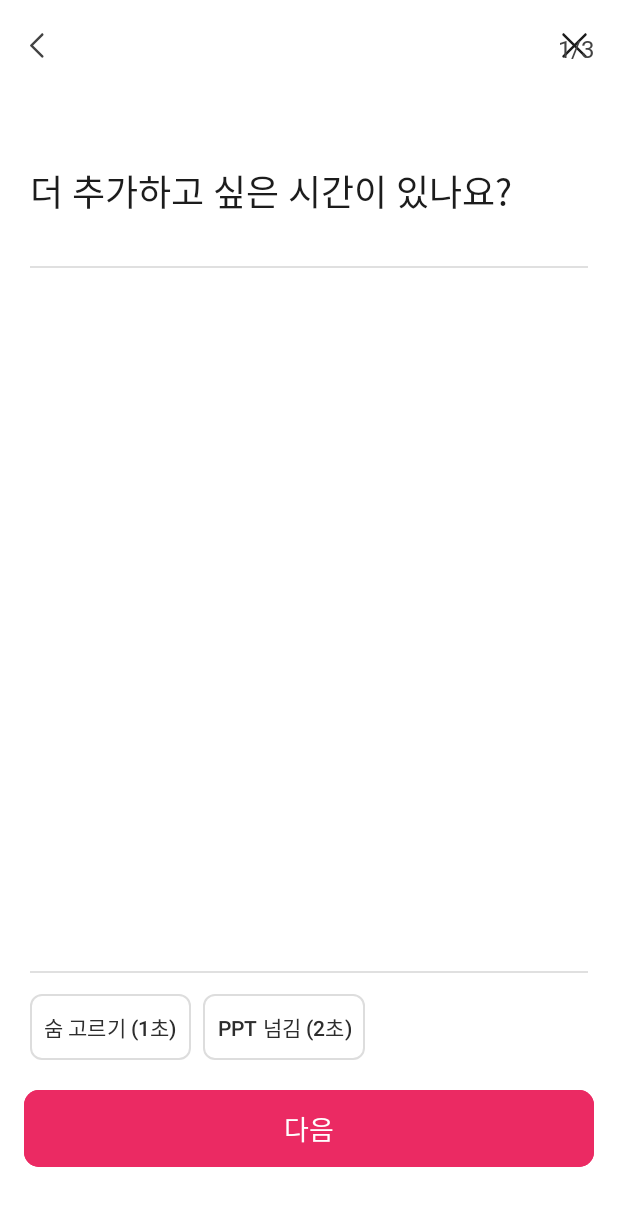
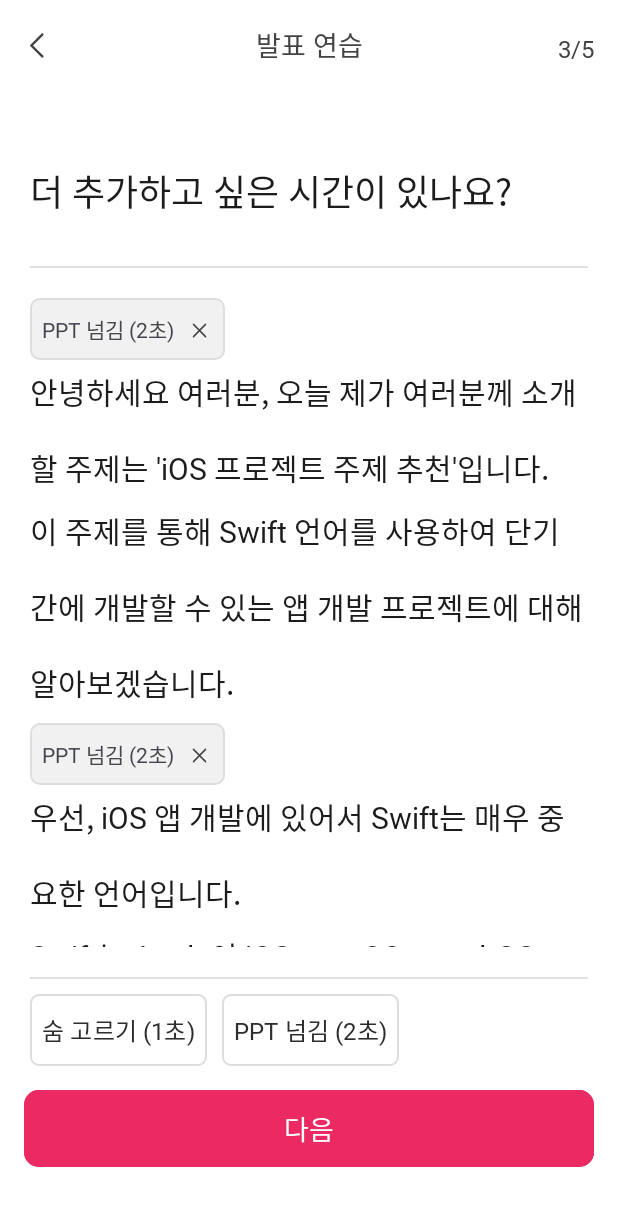
Before and after one commit to serioushyeon/MultiTypeRecyclerViewDragAndDrop, an Android app: the screen it shows after launch (MainActivity), on a phone screen of 412 x 824 dp. Shown: the top 1206 px of the screen. Run offline under Robolectric (Android 15) with nearby library versions, the phone set to English and light mode, and no system bars.

Commit message:
Feat: 외부에서 버튼 추가 및 삭제 기능 구현, 드래그로 순서 변경

```diff
--- a/app/src/main/java/com/serioushyeon/multityperecyclerviewdraganddrop/MainActivity.kt
+++ b/app/src/main/java/com/serioushyeon/multityperecyclerviewdraganddrop/MainActivity.kt
@@ -1,14 +1,20 @@
 package com.serioushyeon.multityperecyclerviewdraganddrop
 
+import android.content.ClipData
+import android.content.ClipDescription
+import android.os.Build
 import android.os.Bundle
+import android.view.View
 import androidx.activity.enableEdgeToEdge
 import androidx.appcompat.app.AppCompatActivity
 import androidx.core.view.ViewCompat
 import androidx.core.view.WindowInsetsCompat
+import androidx.recyclerview.widget.LinearLayoutManager
 import com.serioushyeon.multityperecyclerviewdraganddrop.databinding.ActivityMainBinding
 
 class MainActivity : AppCompatActivity() {
     lateinit var binding : ActivityMainBinding
+    private val items = mutableListOf<MultiTypeItem>()
     override fun onCreate(savedInstanceState: Bundle?) {
         super.onCreate(savedInstanceState)
         binding = ActivityMainBinding.inflate(layoutInflater)
@@ -19,5 +25,50 @@ class MainActivity : AppCompatActivity() {
             v.setPadding(systemBars.left, systemBars.top, systemBars.right, systemBars.bottom)
             insets
         }
+        initToolBar()
+        setupDragListeners()
+        initMultiTypeRecyclerView()
+    }
+    private fun initMultiTypeRecyclerView() {
+        binding.rvScript.layoutManager = LinearLayoutManager(this, LinearLayoutManager.VERTICAL, false)
+        items.add(MultiTypeItem.PPTButtonItem)
+        items.add(MultiTypeItem.TextItem("안녕하세요 여러분, 오늘 제가 여러분께 소개할 주제는 'iOS 프로젝트 주제 추천'입니다."))
+        items.add(MultiTypeItem.TextItem("이 주제를 통해 Swift 언어를 사용하여 단기간에 개발할 수 있는 앱 개발 프로젝트에 대해 알아보겠습니다."))
+        items.add(MultiTypeItem.PPTButtonItem)
+        items.add(MultiTypeItem.TextItem("우선, iOS 앱 개발에 있어서 Swift는 매우 중요한 언어입니다."))
+        items.add(MultiTypeItem.TextItem("Swift는 Apple이 iOS, macOS, watchOS, tvOS를 위해 만든 프로그래밍 언어로, 간결하면서도 강력한 기능을 제공합니다."))
+        items.add(MultiTypeItem.TextItem("Swift를 사용함으로써 개발자는 보다 빠르고 안정적인 앱을 개발할 수 있습니다."))
+        items.add(MultiTypeItem.TextItem("다음으로, 단기간 개발을 위한 프로젝트 아이디어를 몇 가지 소개하겠습니다."))
+        items.add(MultiTypeItem.TextItem("첫 번째 아이디어는 '일기장 앱'입니다. 사용자가 매일의 일기를 쓰고 사진을 첨부할 수 있는 간단한 앱입니다."))
+        items.add(MultiTypeItem.TextItem("이 프로젝트는 데이터 저장과 UI 디자인의 기본을 다루기 때문에 초보 개발자에게 적합합니다."))
+        items.add(MultiTypeItem.BreathButtonItem)
+        val multiTypeRecyclerViewAdapter = RecyclerViewAdapter(items)
+        binding.rvScript.adapter = multiTypeRecyclerViewAdapter
+    }
+    private fun setupDragListeners() {
+        val buttons = listOf(binding.btnFlowControllerBreath, binding.btnFlowControllerPpt)
+        buttons.forEach { button ->
+            button.setOnLongClickListener { view ->
+                val item = ClipData.Item(view.tag as? CharSequence)
+                val dragData = ClipData(view.tag.toString(), arrayOf(ClipDescription.MIMETYPE_TEXT_PLAIN), item)
+                val shadowBuilder = View.DragShadowBuilder(view)
+                if (Build.VERSION.SDK_INT >= Build.VERSION_CODES.R) {
+                    view.startDragAndDrop(dragData, shadowBuilder, view, 0)
+                } else {
+                    view.startDrag(dragData, shadowBuilder, view, 0)
+                }
+                true
+            }
+        }
+    }
+    private fun initToolBar() {
+        binding.toolbar.run {
+            buttonBack.visibility = View.VISIBLE
+            buttonClose.visibility = View.INVISIBLE
+            textViewTitle.visibility = View.VISIBLE
+            textViewTitle.text = "발표 연습"
+            textViewPage.visibility = View.VISIBLE
+            textViewPage.text = "3/5"
+        }
     }
 }
--- /dev/null
+++ b/app/src/main/java/com/serioushyeon/multityperecyclerviewdraganddrop/MultiTypeItem.kt
@@ -0,0 +1,8 @@
+package com.serioushyeon.multityperecyclerviewdraganddrop
+
+sealed class MultiTypeItem {
+    data class TextItem(val text: String): MultiTypeItem()
+    object BreathButtonItem : MultiTypeItem()
+    object PPTButtonItem : MultiTypeItem()
+    //object Divider: EditScriptItem()
+}
--- /dev/null
+++ b/app/src/main/java/com/serioushyeon/multityperecyclerviewdraganddrop/RecyclerViewAdapter.kt
@@ -0,0 +1,113 @@
+package com.serioushyeon.multityperecyclerviewdraganddrop
+
+import android.content.ClipData
+import android.content.ClipDescription
+import android.util.Log
+import android.view.LayoutInflater
+import android.view.MotionEvent
+import android.view.View
+import android.view.ViewGroup
+import android.widget.Button
+import android.widget.ImageView
+import android.widget.TextView
+import androidx.constraintlayout.widget.ConstraintLayout
+import androidx.recyclerview.widget.RecyclerView
+import com.serioushyeon.multityperecyclerviewdraganddrop.databinding.ItemSentenceItemBinding
+
+class RecyclerViewAdapter(private var items: MutableList<MultiTypeItem>) : RecyclerView.Adapter<RecyclerView.ViewHolder>(), View.OnTouchListener , View.OnLongClickListener {
+
+
+    companion object {
+        private const val TYPE_TEXT = 0
+        private const val TYPE_BREATH_BUTTON = 1
+        private const val TYPE_PPT_BUTTON = 2
+    }
+    override fun onCreateViewHolder(parent: ViewGroup, viewType: Int): RecyclerView.ViewHolder {
+        val layoutInflater = LayoutInflater.from(parent.context)
+        return when (viewType) {
+            TYPE_TEXT -> TextViewHolder(layoutInflater.inflate(R.layout.item_sentence_item, parent, false))
+            TYPE_BREATH_BUTTON -> BreathButtonViewHolder(layoutInflater.inflate(R.layout.item_breath_button, parent, false))
+            TYPE_PPT_BUTTON -> PPTButtonViewHolder(layoutInflater.inflate(R.layout.item_ppt_button, parent, false))
+            else -> throw IllegalArgumentException("Invalid view type")
+        }
+    }
+
+    override fun onBindViewHolder(holder: RecyclerView.ViewHolder, position: Int) {
+        when (holder) {
+            is TextViewHolder -> holder.bind((items[position] as MultiTypeItem.TextItem).text, this, position)
+            is BreathButtonViewHolder -> holder.bind(this, position)
+            is PPTButtonViewHolder -> holder.bind(this, position)
+        }
+    }
+    class TextViewHolder(itemView: View) : RecyclerView.ViewHolder(itemView) {
+        fun bind(text: String, adapter: RecyclerViewAdapter, position: Int) {
+            itemView.findViewById<TextView>(R.id.tv_rv_sentence).text = text
+            itemView.findViewById<ConstraintLayout>(R.id.cl_sentence).tag = position
+            itemView.findViewById<ConstraintLayout>(R.id.cl_sentence).setOnDragListener(DragListener())
+        }
+    }
+
+    class BreathButtonViewHolder(itemView: View) : RecyclerView.ViewHolder(itemView) {
+        fun bind(adapter: RecyclerViewAdapter, position: Int) {
+            itemView.findViewById<ConstraintLayout>(R.id.cl_breath_btn).tag = position
+            itemView.findViewById<ConstraintLayout>(R.id.btn_rv_breath).tag = position
+            itemView.findViewById<ConstraintLayout>(R.id.btn_rv_breath).setOnLongClickListener(adapter)
+            itemView.findViewById<ConstraintLayout>(R.id.cl_breath_btn).setOnDragListener(DragListener())
+            itemView.findViewById<ImageView>(R.id.iv_breath_delete).setOnClickListener{
+                adapter.removeItemAt(position)
+            }
+        }
+    }
+
+    class PPTButtonViewHolder(itemView: View) : RecyclerView.ViewHolder(itemView) {
+        fun bind(adapter: RecyclerViewAdapter, position: Int) {
+            itemView.findViewById<ConstraintLayout>(R.id.cl_ppt_btn).tag = position
+            itemView.findViewById<ConstraintLayout>(R.id.btn_rv_ppt).tag = position
+            itemView.findViewById<ConstraintLayout>(R.id.btn_rv_ppt).setOnLongClickListener(adapter)
+            itemView.findViewById<ConstraintLayout>(R.id.cl_ppt_btn).setOnDragListener(DragListener())
+            itemView.findViewById<ImageView>(R.id.iv_ppt_delete).setOnClickListener{
+                adapter.removeItemAt(position)
+            }
+        }
+    }
+    override fun getItemCount(): Int = items.size
+
+    override fun onTouch(v: View, event: MotionEvent): Boolean {
+        if (event.action == MotionEvent.ACTION_DOWN) {
+            val data = ClipData.newPlainText("", "")
+            val shadowBuilder = View.DragShadowBuilder(v)
+            v.startDragAndDrop(data, shadowBuilder, v, 0)
+            return true
+        }
+        return false
+    }
+    override fun onLongClick(v: View?): Boolean {
+        Log.d("", "Long")
+        val data = ClipData.newPlainText("", "")
+        val shadowBuilder = View.DragShadowBuilder(v)
+        v!!.startDragAndDrop(data, shadowBuilder, v.parent, 0)
+        return true
+    }
+
+    fun getList(): MutableList<MultiTypeItem> = items
+
+    fun updateList(list: MutableList<MultiTypeItem>) {
+        this.items = list
+    }
+
+    // 아이템 제거 메소드
+    fun removeItemAt(position: Int) {
+        if (position >= 0 && position < items.size) {
+            items.removeAt(position)
+            notifyItemRemoved(position)
+            notifyDataSetChanged()
+        }
+    }
+    override fun getItemViewType(position: Int): Int {
+        return when (items[position]) {
+            is MultiTypeItem.TextItem -> TYPE_TEXT
+            is MultiTypeItem.BreathButtonItem -> TYPE_BREATH_BUTTON
+            is MultiTypeItem.PPTButtonItem -> TYPE_PPT_BUTTON
+        }
+    }
+}
--- a/app/src/main/res/layout/activity_main.xml
+++ b/app/src/main/res/layout/activity_main.xml
@@ -48,13 +48,13 @@
         android:scrollbarThumbVertical="@color/primary"
         android:scrollbarTrackVertical="@color/gray3"
         android:scrollbars="vertical"
-        app:layout_constraintBottom_toTopOf="@+id/BottomDivider"
+        app:layout_constraintBottom_toTopOf="@+id/bottomDivider"
         app:layout_constraintEnd_toEndOf="parent"
         app:layout_constraintStart_toStartOf="parent"
         app:layout_constraintTop_toBottomOf="@+id/topDivider" />
 
     <View
-        android:id="@+id/BottomDivider"
+        android:id="@+id/bottomDivider"
         android:layout_width="match_parent"
         android:layout_height="1dp"
         android:layout_marginStart="20dp"
@@ -67,39 +67,23 @@
 
     <Button
         android:id="@+id/btn_flow_controller_breath"
-        android:layout_width="wrap_content"
-        android:layout_height="wrap_content"
+        style="@style/AddTimeButton"
         android:layout_marginStart="20dp"
         android:layout_marginBottom="16dp"
-        android:backgroundTint="@color/white"
-        android:paddingHorizontal="9dp"
-        android:paddingVertical="11dp"
-        android:tag="숨 고르기 (1초)"
-        android:text="숨 고르기 (1초)"
+        android:tag="@string/breathButton"
+        android:text="@string/breathButton"
         android:textColor="@color/input_text"
-        app:cornerRadius="8dp"
         app:layout_constraintBottom_toTopOf="@+id/btn_flow_controller_next"
-        app:layout_constraintStart_toStartOf="parent"
-        app:strokeColor="@color/gray2"
-        app:strokeWidth="1dp" />
+        app:layout_constraintStart_toStartOf="parent" />
 
     <Button
         android:id="@+id/btn_flow_controller_ppt"
-        android:layout_width="wrap_content"
-        android:layout_height="wrap_content"
-        android:layout_marginStart="8dp"
-        android:layout_marginBottom="16dp"
-        android:backgroundTint="@color/white"
-        android:paddingHorizontal="9dp"
-        android:paddingVertical="11dp"
-        android:tag="PPT 넘김 (2초)"
-        android:text="PPT 넘김 (2초)"
-        android:textColor="@color/input_text"
-        app:cornerRadius="8dp"
-        app:layout_constraintBottom_toTopOf="@+id/btn_flow_controller_next"
-        app:layout_constraintStart_toEndOf="@+id/btn_flow_controller_breath"
-        app:strokeColor="@color/gray2"
-        app:strokeWidth="1dp" />
+        style="@style/AddTimeButton"
+        android:layout_marginStart="10dp"
+        android:tag="@string/pptButton"
+        android:text="@string/pptButton"
+        app:layout_constraintBottom_toBottomOf="@+id/btn_flow_controller_breath"
+        app:layout_constraintStart_toEndOf="@+id/btn_flow_controller_breath" />
 
     <Button
         android:id="@+id/btn_flow_controller_next"
--- /dev/null
+++ b/app/src/main/res/layout/item_ppt_button.xml
@@ -0,0 +1,58 @@
+<?xml version="1.0" encoding="utf-8"?>
+<androidx.constraintlayout.widget.ConstraintLayout xmlns:android="http://schemas.android.com/apk/res/android"
+    xmlns:app="http://schemas.android.com/apk/res-auto"
+    android:id="@+id/cl_ppt_btn"
+    android:layout_width="match_parent"
+    android:layout_height="wrap_content">
+
+    <View
+        android:id="@+id/divider_ppt_top"
+        android:layout_width="match_parent"
+        android:layout_height="6dp"
+        android:background="@color/primary_disable"
+        android:visibility="gone"
+        app:layout_constraintEnd_toEndOf="parent"
+        app:layout_constraintStart_toStartOf="parent"
+        app:layout_constraintTop_toTopOf="parent" />
+
+    <androidx.constraintlayout.widget.ConstraintLayout
+        android:id="@+id/btn_rv_ppt"
+        android:layout_width="wrap_content"
+        android:layout_height="match_parent"
+        android:layout_marginBottom="6dp"
+        android:background="@drawable/background_add_time_button"
+        android:paddingHorizontal="8dp"
+        android:paddingVertical="10dp"
+        app:layout_constraintBottom_toBottomOf="parent"
+        app:layout_constraintStart_toStartOf="parent"
+        app:layout_constraintTop_toTopOf="parent">
+
+        <TextView
+            android:id="@+id/tv_rv_ppt"
+            android:layout_width="wrap_content"
+            android:layout_height="wrap_content"
+            android:text="@string/pptButton"
+            app:layout_constraintBottom_toBottomOf="parent"
+            app:layout_constraintStart_toStartOf="parent"
+            app:layout_constraintTop_toTopOf="parent" />
+
+        <ImageView
+            android:id="@+id/iv_ppt_delete"
+            android:layout_width="wrap_content"
+            android:layout_height="wrap_content"
+            android:layout_marginStart="8dp"
+            app:layout_constraintBottom_toBottomOf="@+id/tv_rv_ppt"
+            app:layout_constraintStart_toEndOf="@+id/tv_rv_ppt"
+            app:srcCompat="@drawable/ic_delete_time" />
+    </androidx.constraintlayout.widget.ConstraintLayout>
+
+    <View
+        android:id="@+id/divider_ppt_bottom"
+        android:layout_width="match_parent"
+        android:layout_height="6dp"
+        android:background="@color/primary_disable"
+        android:visibility="gone"
+        app:layout_constraintBottom_toBottomOf="parent"
+        app:layout_constraintEnd_toEndOf="parent"
+        app:layout_constraintStart_toStartOf="parent" />
+</androidx.constraintlayout.widget.ConstraintLayout>
--- /dev/null
+++ b/app/src/main/res/layout/item_sentence_item.xml
@@ -0,0 +1,42 @@
+<?xml version="1.0" encoding="utf-8"?>
+<androidx.constraintlayout.widget.ConstraintLayout xmlns:android="http://schemas.android.com/apk/res/android"
+    xmlns:app="http://schemas.android.com/apk/res-auto"
+    android:id="@+id/cl_sentence"
+    android:layout_width="match_parent"
+    android:layout_height="wrap_content">
+
+    <View
+        android:id="@+id/divider_sentence_top"
+        android:layout_width="match_parent"
+        android:layout_height="6dp"
+        android:background="@color/primary_disable"
+        android:visibility="gone"
+        app:layout_constraintEnd_toEndOf="parent"
+        app:layout_constraintStart_toStartOf="parent"
+        app:layout_constraintTop_toTopOf="parent" />
+
+    <TextView
+        android:id="@+id/tv_rv_sentence"
+        android:layout_width="0dp"
+        android:layout_height="wrap_content"
+        android:fontFamily="@font/pretendard_medium"
+        android:paddingBottom="12sp"
+        android:text="TextView"
+        android:textColor="@color/text"
+        android:textSize="20sp"
+        app:layout_constraintBottom_toBottomOf="parent"
+        app:layout_constraintEnd_toEndOf="parent"
+        app:layout_constraintStart_toStartOf="parent"
+        app:layout_constraintTop_toTopOf="parent"
+        app:lineHeight="44sp" />
+
+    <View
+        android:id="@+id/divider_sentence_bottom"
+        android:layout_width="match_parent"
+        android:layout_height="6dp"
+        android:background="@color/primary_disable"
+        android:visibility="gone"
+        app:layout_constraintBottom_toBottomOf="parent"
+        app:layout_constraintEnd_toEndOf="parent"
+        app:layout_constraintStart_toStartOf="parent" />
+</androidx.constraintlayout.widget.ConstraintLayout>
```
Also changed, not shown: app/src/main/java/com/serioushyeon/multityperecyclerviewdraganddrop/DragListener.kt (added, +131 -0 lines), app/src/main/res/layout/item_breath_button.xml (added, +59 -0 lines).
